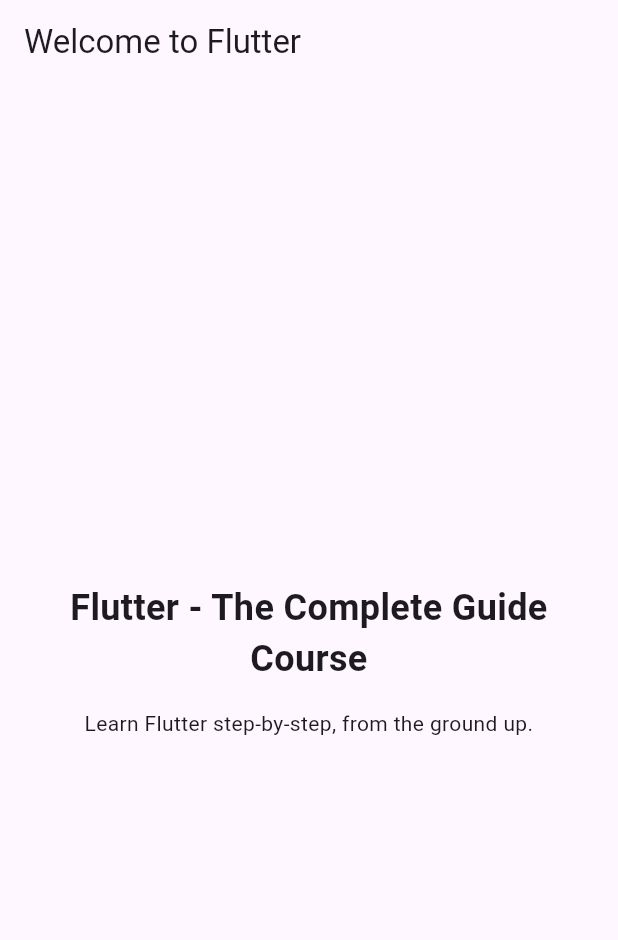
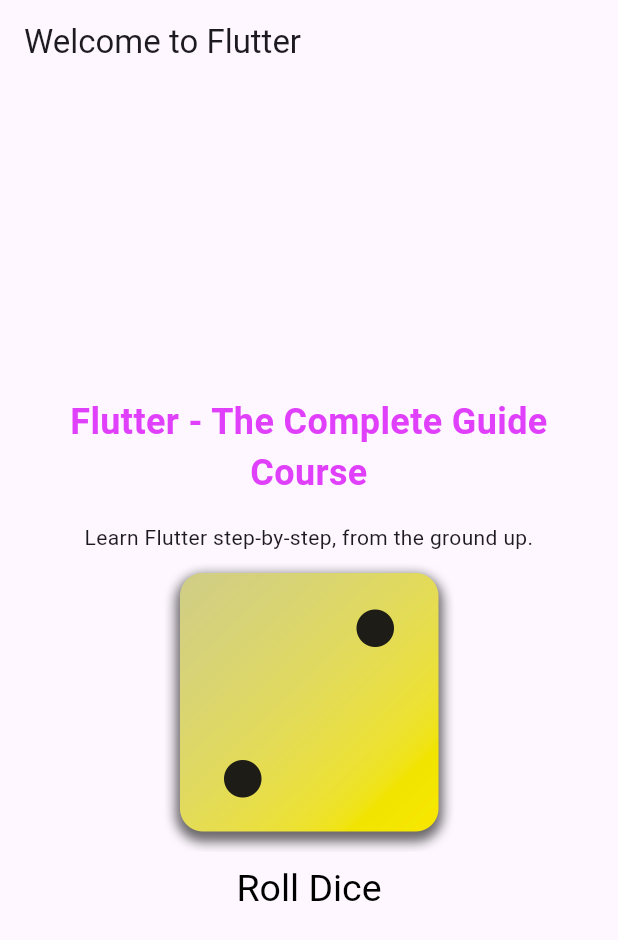
Before and after one commit to anish77/dice_roller, a Flutter app: the screen it shows after launch, on a phone screen of 412 x 824 dp. Shown: the top 940 px of the screen. Run offline on Flutter 3.47's test engine with Material 3 defaults, Android fonts, the phone set to English and light mode, and no system bars.

Commit message:
add the logic for diceRoller

```diff
--- /dev/null
+++ b/lib/dice_roller.dart
@@ -0,0 +1,56 @@
+import 'dart:math';
+
+import 'package:first_app/styled_text.dart';
+import 'package:flutter/material.dart';
+
+final randomizer = Random();
+
+class DiceRoller extends StatefulWidget {
+  const DiceRoller({super.key});
+
+  @override
+  State<DiceRoller> createState() {
+    return _DiceRollerState();
+  }
+}
+
+class _DiceRollerState extends State<DiceRoller> {
+
+  var currentDiceRoll = 2;
+
+  void rollDice() {
+    setState(() {
+       currentDiceRoll = randomizer.nextInt(6) + 1;
+    });
+  }
+
+  @override
+  Widget build(BuildContext context) {
+    return Column(
+      mainAxisAlignment: MainAxisAlignment.center,
+      crossAxisAlignment: CrossAxisAlignment.center,
+      children: [
+        const StyleText(
+          'Flutter - The Complete Guide Course',
+          Colors.purpleAccent,
+        ),
+        const SizedBox(height: 16),
+        const Text(
+          'Learn Flutter step-by-step, from the ground up.',
+          textAlign: TextAlign.center,
+        ),
+        Image.asset(
+          'assets/images/dice-$currentDiceRoll.png',
+          width: 200,
+        ),
+        TextButton(
+          onPressed: rollDice,
+          style: TextButton.styleFrom(
+              foregroundColor: Colors.black,
+              textStyle: const TextStyle(fontSize: 25)),
+          child: const Text('Roll Dice'),
+        )
+      ],
+    );
+  }
+}
--- a/lib/main.dart
+++ b/lib/main.dart
@@ -1,18 +1,16 @@
+import 'package:first_app/dice_roller.dart';
 import 'package:flutter/material.dart';
 
 void main() {
-  runApp(const MyApp());
+  runApp( const MyApp());
 }
 
 class MyApp extends StatelessWidget {
-  const MyApp({super.key});
+    const MyApp({super.key});
+
 
   @override
   Widget build(BuildContext context) {
-    // Below, a bunch of built-in widgets are used (provided by Flutter)
-    // They will be explained in the next sections
-    // In this course, you will, of course, not just use them a lot but
-    // also learn about many other widgets!
     return MaterialApp(
       title: 'Flutter First App',
       theme: ThemeData(useMaterial3: true),
@@ -23,25 +21,7 @@ class MyApp extends StatelessWidget {
         body: Container(
           width: double.infinity,
           padding: const EdgeInsets.all(12),
-          child: const Column(
-            mainAxisAlignment: MainAxisAlignment.center,
-            crossAxisAlignment: CrossAxisAlignment.center,
-            children: [
-              Text(
-                'Flutter - The Complete Guide Course',
-                textAlign: TextAlign.center,
-                style: TextStyle(
-                  fontSize: 24,
-                  fontWeight: FontWeight.bold,
-                ),
-              ),
-              SizedBox(height: 16),
-              Text(
-                'Learn Flutter step-by-step, from the ground up.',
-                textAlign: TextAlign.center,
-              ),
-            ],
-          ),
+          child: const DiceRoller(),
         ),
       ),
     );
--- /dev/null
+++ b/lib/styled_text.dart
@@ -0,0 +1,23 @@
+import 'package:flutter/material.dart';
+
+
+
+class StyleText extends StatelessWidget {
+   const StyleText(this.text, this.color, {super.key});
+
+  final String text;
+  final Color color;
+
+  @override
+  Widget build(BuildContext context) {
+    return Text(
+      text,
+      textAlign: TextAlign.center,
+      style:  TextStyle(
+        fontSize: 24,
+        fontWeight: FontWeight.bold,
+        color: color
+      ),
+    );
+  }
+}
```
Also changed, not shown: pubspec.yaml (+7 -3 lines), assets/images/dice-1.png (added), assets/images/dice-2.png (added), assets/images/dice-3.png (added), assets/images/dice-4.png (added), assets/images/dice-5.png (added), assets/images/dice-6.png (added), 1 other file.
